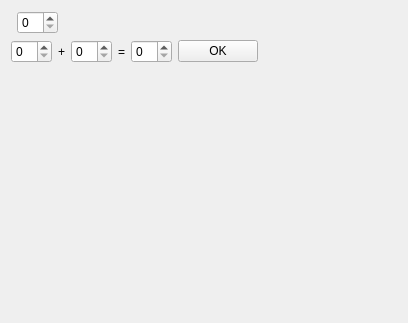
This is Qt/my_programm/_For_tests/src/for_tests_mainbox/ui/for_tests_mainbox.ui in RinatB2017/mega_GIT as Qt 5 draws it before an edit. The edited form follows.
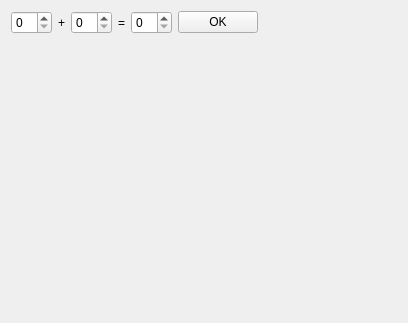
This is the edited form. Custom widgets are drawn as their Qt base class.

Patch:
```diff
--- a/Qt/my_programm/_For_tests/src/for_tests_mainbox/ui/for_tests_mainbox.ui
+++ b/Qt/my_programm/_For_tests/src/for_tests_mainbox/ui/for_tests_mainbox.ui
@@ -11,29 +11,6 @@
    </rect>
   </property>
   <layout class="QVBoxLayout" name="verticalLayout">
-   <item>
-    <layout class="QHBoxLayout" name="horizontalLayout">
-     <item>
-      <widget class="DIP_widget" name="DPI_widget" native="true"/>
-     </item>
-     <item>
-      <widget class="QSpinBox" name="spinBox"/>
-     </item>
-     <item>
-      <spacer name="horizontalSpacer">
-       <property name="orientation">
-        <enum>Qt::Horizontal</enum>
-       </property>
-       <property name="sizeHint" stdset="0">
-        <size>
-         <width>40</width>
-         <height>20</height>
-        </size>
-       </property>
-      </spacer>
-     </item>
-    </layout>
-   </item>
    <item>
     <layout class="QHBoxLayout" name="horizontalLayout_3">
      <item>
@@ -108,14 +85,6 @@
    </item>
   </layout>
  </widget>
- <customwidgets>
-  <customwidget>
-   <class>DIP_widget</class>
-   <extends>QWidget</extends>
-   <header>dip_widget.hpp</header>
-   <container>1</container>
-  </customwidget>
- </customwidgets>
  <resources/>
  <connections/>
 </ui>
```
